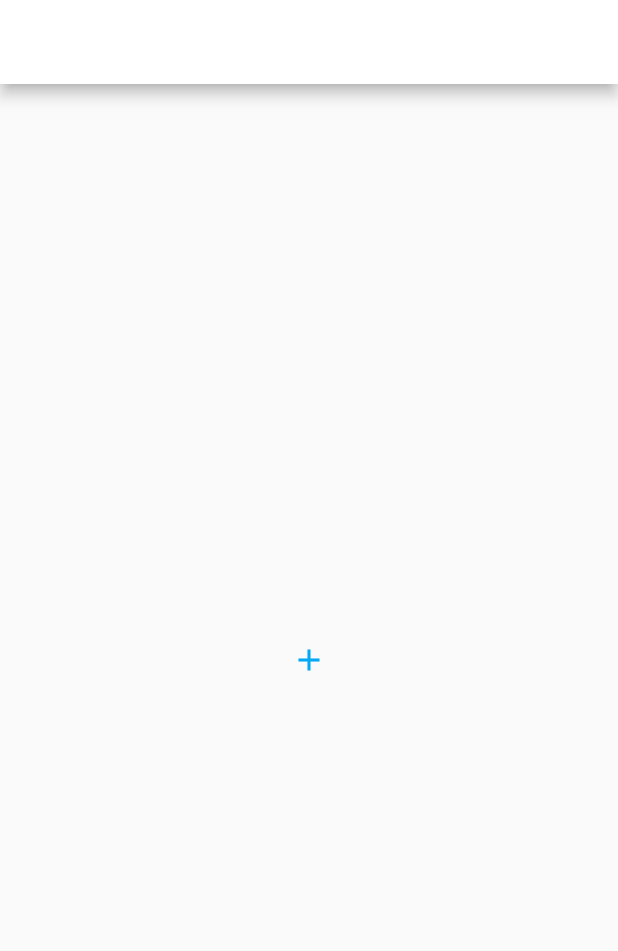
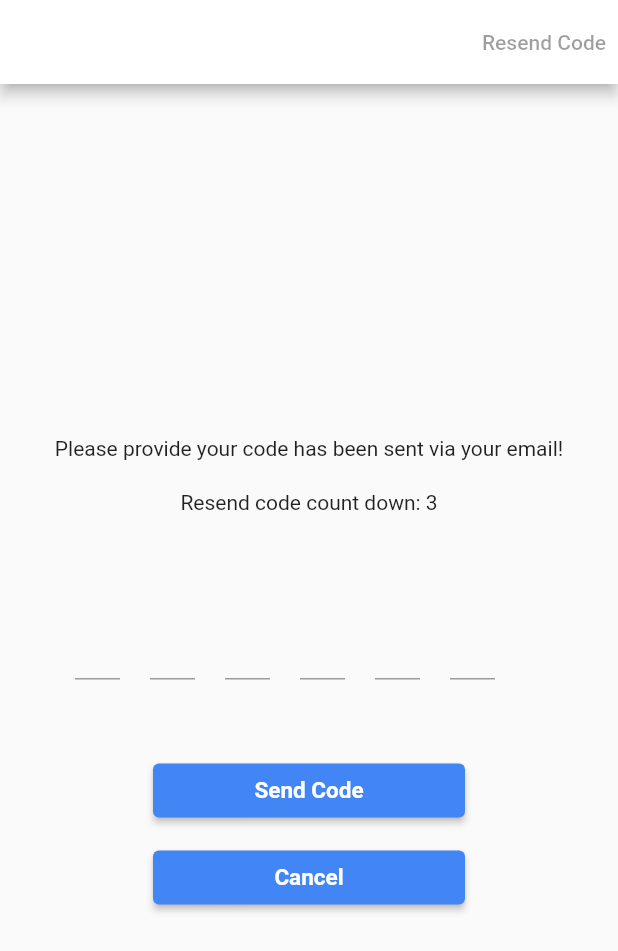
Before and after one commit to mineloop99/mine-loop-education, a Flutter app: the screen it shows after launch, on a phone screen of 412 x 824 dp. Shown: the top 951 px of the screen. Run offline on Flutter 3.47's test engine with Material 2 defaults, Android fonts, the light colour scheme and no system bars; our stand-ins replace material_floating_search_bar, shared_preferences; missing offline and left inert: grpc, protobuf; accounts and stored records are empty.

Commit message:
Confirm email screen

```diff
--- a/lib/android-platform-target.dart
+++ b/lib/android-platform-target.dart
@@ -1,12 +1,16 @@
 import 'package:flutter/material.dart';
+import 'package:mine_loop_education/dialog-pop-up/authentication-screen-dialog.dart';
+import 'package:mine_loop_education/home/providers/home-provider.dart';
 
 import 'package:mine_loop_education/home/screens/chat-screen.dart';
 
 import 'package:mine_loop_education/home/screens/events-screen.dart';
 import 'package:mine_loop_education/home/screens/my-account-screen.dart';
 import 'package:mine_loop_education/home/screens/my-account-screens/edit-profile-screen.dart';
+import 'package:provider/provider.dart';
 import './auth/screens/login-screen.dart';
 import './home/screens/home-screen.dart';
+import './auth/screens/confirm-account-screen.dart';
 import 'models/routes.dart';
 
 class AndroidPlatformTarget extends StatelessWidget {
@@ -76,7 +80,7 @@ class AndroidPlatformTarget extends StatelessWidget {
           ),
         ),
       ),
-      home: ChatScreen(),
+      home: ConfirmAccountScreen(),
       routes: Routes.routes,
     );
   }
--- /dev/null
+++ b/lib/auth/screens/confirm-account-screen.dart
@@ -0,0 +1,155 @@
+import 'dart:async';
+
+import 'package:flutter/material.dart';
+import 'package:flutter/rendering.dart';
+import 'package:mine_loop_education/auth/widgets/auth-button.dart';
+
+class ConfirmAccountScreen extends StatefulWidget {
+  _ConfirmAccountScreenState createState() => _ConfirmAccountScreenState();
+}
+
+class _ConfirmAccountScreenState extends State<ConfirmAccountScreen> {
+  String _numberConfirmed = '000000';
+  String _numberSupport = '000000';
+  final List<FocusNode> focusNodes = List<FocusNode>.generate(6, (index) {
+    return FocusNode();
+  });
+  final List<TextEditingController> textControllers =
+      List<TextEditingController>.generate(6, (index) {
+    return TextEditingController();
+  });
+
+  static const maxSeconds = 10;
+  int _seconds = maxSeconds;
+  Timer timer;
+
+  bool _canResend = false;
+
+  void _setTimer() {
+    timer = Timer.periodic(Duration(seconds: 1), (_) {
+      if (_seconds > 0)
+        setState(() {
+          _seconds--;
+        });
+      else {
+        setState(() {
+          timer.cancel();
+          _canResend = true;
+        });
+      }
+    });
+  }
+
+  _numberTextField(int index) => SizedBox(
+        width: 30,
+        height: 60,
+        child: TextField(
+          focusNode: focusNodes[index],
+          controller: textControllers[index],
+          decoration: InputDecoration(
+            counterText: '',
+          ),
+          keyboardType: TextInputType.number,
+          maxLength: 1,
+          enableSuggestions: false,
+          style: TextStyle(fontSize: 35),
+          onTap: () {
+            textControllers[index].text = '';
+          },
+          onChanged: (value) {
+            if (value.isNotEmpty) {
+              if (index + 1 < 6) {
+                _numberSupport = _numberConfirmed.substring(0, index) +
+                    value +
+                    _numberConfirmed.substring(index + 1);
+                _numberConfirmed = _numberSupport;
+
+                FocusScope.of(context).requestFocus(focusNodes[index + 1]);
+                textControllers[index + 1].text = '';
+              } else {
+                FocusScope.of(context).unfocus();
+              }
+            }
+          },
+        ),
+      );
+  @override
+  void initState() {
+    super.initState();
+    for (var e in focusNodes) {
+      e.addListener(() {});
+    }
+    _setTimer();
+  }
+
+  @override
+  void dispose() {
+    for (var e in focusNodes) {
+      e.dispose();
+    }
+    for (var e in textControllers) {
+      e.dispose();
+    }
+    timer.cancel();
+    super.dispose();
+  }
+
+  @override
+  Widget build(BuildContext context) {
+    return Scaffold(
+      appBar: AppBar(
+        title: Text('Yuu'),
+        actions: [
+          TextButton(
+            child: Text('Resend Code'),
+            onPressed: _canResend
+                ? () => setState(() {
+                      _seconds = maxSeconds;
+                      _canResend = false;
+                      _setTimer();
+                    })
+                : null,
+          )
+        ],
+      ),
+      body: Column(
+        mainAxisAlignment: MainAxisAlignment.center,
+        children: [
+          Padding(
+            padding: const EdgeInsets.all(20),
+            child:
+                Text("Please provide your code has been sent via your email!"),
+          ),
+          //Count down time
+          Text("Resend code count down: ${_seconds}"),
+
+          const SizedBox(height: 50),
+          Container(
+            margin: EdgeInsets.only(left: 50),
+            alignment: Alignment.center,
+            height: 60.0,
+            child: ListView.builder(
+              scrollDirection: Axis.horizontal,
+              itemCount: 12,
+              itemBuilder: (_, index) => index % 2 == 0
+                  ? _numberTextField((index / 2).truncate())
+                  : SizedBox(width: 20),
+            ),
+          ),
+          const SizedBox(height: 50),
+          AuthButton(
+              onPressed: () {},
+              textButton: "Send Code",
+              isNotElevatedButtonIcon: true),
+          const SizedBox(height: 10),
+          AuthButton(
+              onPressed: () {
+                Navigator.of(context).pop();
+              },
+              textButton: "Cancel",
+              isNotElevatedButtonIcon: true)
+        ],
+      ),
+    );
+  }
+}
--- a/lib/auth/screens/create-account-screen.dart
+++ b/lib/auth/screens/create-account-screen.dart
@@ -1,7 +1,5 @@
 import 'package:flutter/material.dart';
 
-import 'login-screen.dart';
-import '../animation/page-route-transiction.dart';
 import '../widgets/create-account-form.dart';
 
 class CreateAccountScreen extends StatefulWidget {
--- a/lib/home/widgets/pages/class-page.dart
+++ b/lib/home/widgets/pages/class-page.dart
@@ -12,7 +12,7 @@ class _ClassPageState extends State<ClassPage> {
     color: Colors.black12,
     height: 100,
     child: Center(
-      child: Text('2', textScaleFactor: 5),
+      child: const Text('2', textScaleFactor: 5),
     ),
   );
   @override
--- a/lib/home/widgets/pages/home-page/home-page-body.dart
+++ b/lib/home/widgets/pages/home-page/home-page-body.dart
@@ -12,7 +12,7 @@ class _HomePageState extends State<HomePage> {
     color: Colors.black12,
     height: 100,
     child: Center(
-      child: Text('1', textScaleFactor: 5),
+      child: const Text('1', textScaleFactor: 5),
     ),
   );
   @override
--- a/lib/main.dart
+++ b/lib/main.dart
@@ -1,10 +1,10 @@
 import 'package:flutter/material.dart';
 import 'android-platform-target.dart';
 import 'package:provider/provider.dart';
-import 'package:flutter/foundation.dart' as foundation;
 import 'auth/providers/language-provider.dart';
 import 'auth/widgets/login-form-widget.dart';
 import './home/providers/home-provider.dart';
+import './auth/providers/account-provider.dart';
 
 void main() => runApp(App());
 
@@ -24,6 +24,9 @@ class App extends StatelessWidget {
         ChangeNotifierProvider(
           create: (_) => HomeProvider(),
         ),
+        ChangeNotifierProvider(
+          create: (_) => AccountProvider(),
+        )
       ],
       child: AndroidPlatformTarget(),
     );
```
Also changed, not shown: lib/auth/providers/account-provider.dart (+18 -6 lines), lib/auth/screens/login-screen.dart (+4 -12 lines), lib/auth/widgets/create-account-form.dart (+29 -14 lines), lib/auth/widgets/login-form-widget.dart (+54 -37 lines), lib/dialog-pop-up/authentication-screen-dialog.dart (renamed from lib/home/widgets/dialog-pop-up/authentication-screen-dialog.dart, +48 -17 lines), lib/grpc/authentication/client.dart (+12 -7 lines), lib/home/providers/home-provider.dart (+10 -0 lines), lib/home/screens/chat-screen.dart (+1 -10 lines), lib/home/screens/home-screen.dart (+44 -7 lines), lib/home/widgets/my-account-card-widgets/account-general-setting-widget.dart (+11 -1 lines), lib/home/widgets/pages/home-page/home-page-app-bar.dart (+4 -4 lines).
